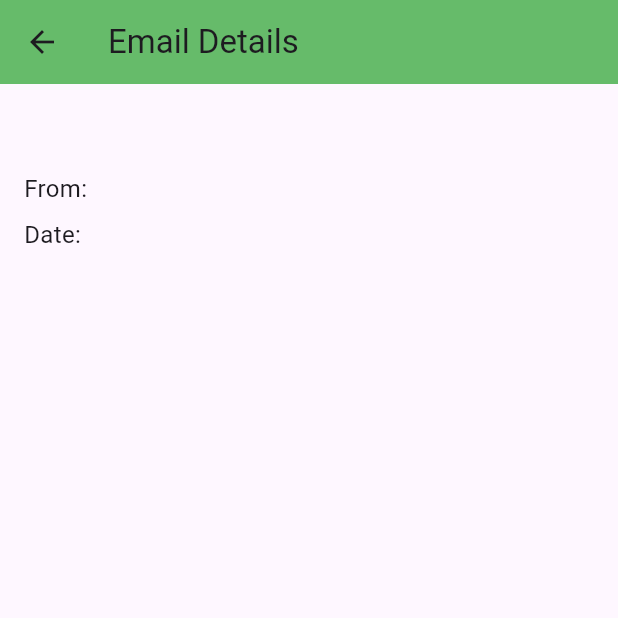
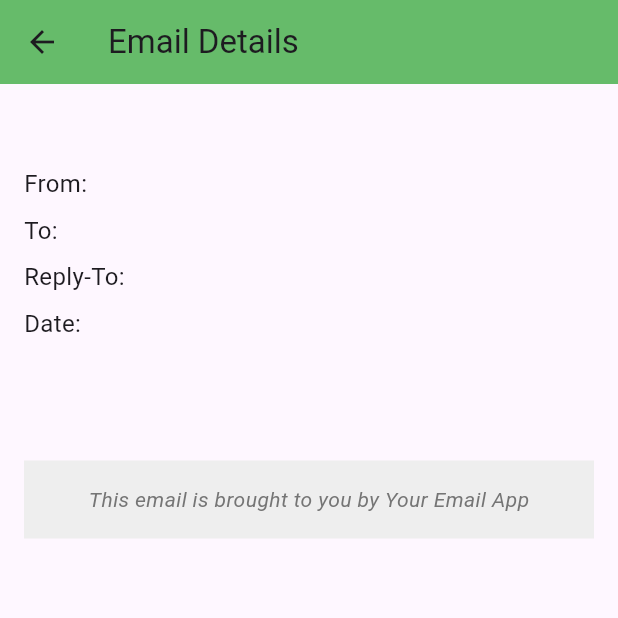
Before and after one commit to Aurits/webmail_app_v2, a Flutter app: the EmailDetailPage screen opened directly with empty values, on a phone screen of 412 x 824 dp, the top half of it. Run offline on Flutter 3.47's test engine with Material 3 defaults, Android fonts, the phone set to English and light mode, and no system bars; drawn by our look-alikes of flutter_html; our stand-ins replace dio, flutter_form_builder, form_builder_validators, sqflite; accounts and stored records are empty.

Commit message:
Nov 28, 2023, 1:57 PM

```diff
--- a/lib/pages/emails/email_detail_page.dart
+++ b/lib/pages/emails/email_detail_page.dart
@@ -1,4 +1,5 @@
 import 'package:flutter/material.dart';
+import 'package:flutter_html/flutter_html.dart';
 import '../../models/mail.dart';
 
 class EmailDetailPage extends StatelessWidget {
@@ -13,7 +14,7 @@ class EmailDetailPage extends StatelessWidget {
         title: const Text('Email Details'),
         backgroundColor: Colors.green[400],
       ),
-      body: Padding(
+      body: SingleChildScrollView(
         padding: const EdgeInsets.all(16.0),
         child: Column(
           crossAxisAlignment: CrossAxisAlignment.start,
@@ -21,7 +22,7 @@ class EmailDetailPage extends StatelessWidget {
             Text(
               email.subject,
               style: const TextStyle(
-                fontSize: 24,
+                fontSize: 22,
                 fontWeight: FontWeight.bold,
               ),
             ),
@@ -32,13 +33,50 @@ class EmailDetailPage extends StatelessWidget {
             ),
             const SizedBox(height: 8),
             Text(
+              'To: ${email.receiver}',
+              style: const TextStyle(fontSize: 16),
+            ),
+            const SizedBox(height: 8),
+            Text(
+              'Reply-To: ${email.replyTo}',
+              style: const TextStyle(fontSize: 16),
+            ),
+            const SizedBox(height: 8),
+            Text(
               'Date: ${email.date}',
               style: const TextStyle(fontSize: 16),
             ),
             const SizedBox(height: 16),
-            Text(
-              email.message,
-              style: const TextStyle(fontSize: 18),
+            Html(data: email.message),
+            const SizedBox(height: 16),
+            if (email.attachments.isNotEmpty)
+              Column(
+                crossAxisAlignment: CrossAxisAlignment.start,
+                children: [
+                  const Text(
+                    'Attachments:',
+                    style: TextStyle(
+                      fontSize: 18,
+                      fontWeight: FontWeight.bold,
+                    ),
+                  ),
+                  const SizedBox(height: 8),
+                  Text(email.attachments),
+                ],
+              ),
+            const SizedBox(height: 32),
+            // Footer
+            Container(
+              alignment: Alignment.center,
+              padding: const EdgeInsets.symmetric(vertical: 16),
+              color: Colors.grey[200],
+              child: Text(
+                'This email is brought to you by Your Email App',
+                style: TextStyle(
+                  color: Colors.grey[600],
+                  fontStyle: FontStyle.italic,
+                ),
+              ),
             ),
           ],
         ),
```
